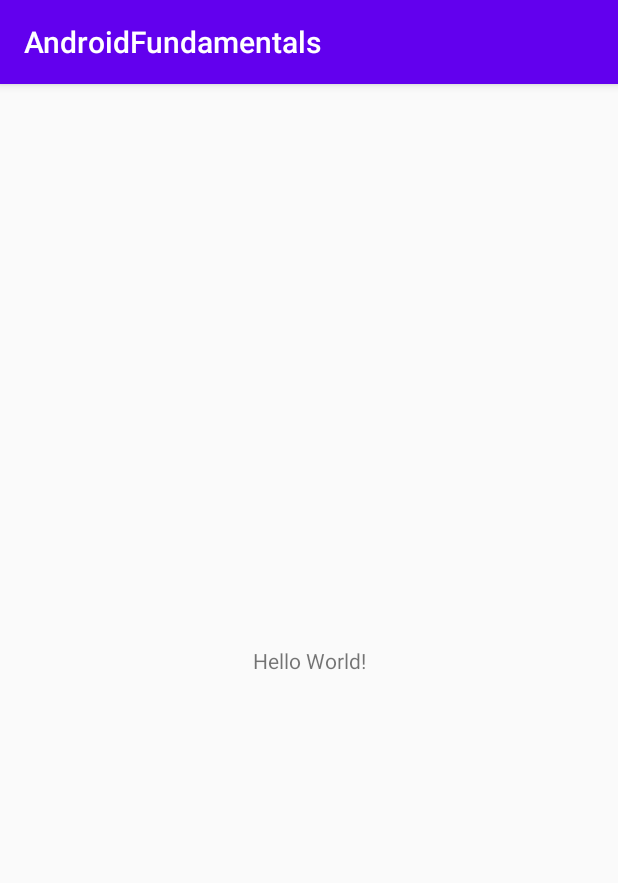
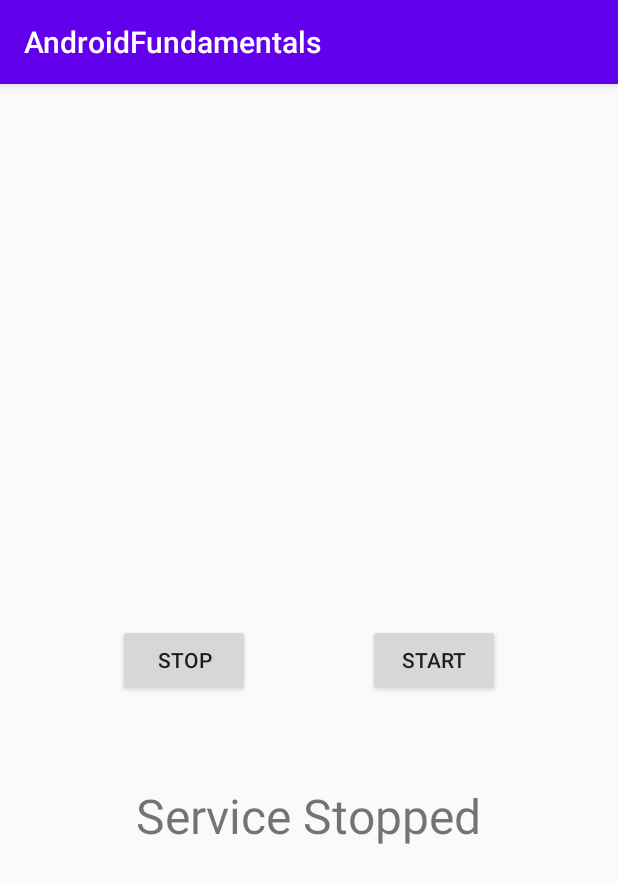
Before and after one commit to vilfrack/AndroidBasic, an Android app: the screen it shows after launch (MainActivity), on a phone screen of 412 x 824 dp. Shown: the top 883 px of the screen. Run offline under Robolectric (Android 15) with nearby library versions, the phone set to English and light mode, and no system bars.

Commit message:
Intent Service

```diff
--- a/app/src/main/AndroidManifest.xml
+++ b/app/src/main/AndroidManifest.xml
@@ -16,6 +16,7 @@
                 <category android:name="android.intent.category.LAUNCHER" />
             </intent-filter>
         </activity>
+        <service android:name=".MyIntentService"/>
     </application>
 
 </manifest>
--- a/app/src/main/java/com/androidfundamentals/MainActivity.kt
+++ b/app/src/main/java/com/androidfundamentals/MainActivity.kt
@@ -1,8 +1,10 @@
 package com.androidfundamentals
 
+import android.content.Intent
 import androidx.appcompat.app.AppCompatActivity
 import android.os.Bundle
 import android.util.Log
+import kotlinx.android.synthetic.main.activity_main.*
 import java.util.*
 import kotlin.math.log
 
@@ -11,6 +13,17 @@ class MainActivity : AppCompatActivity() {
         super.onCreate(savedInstanceState)
         setContentView(R.layout.activity_main)
 
+        btnStartService.setOnClickListener {
+            Intent(this, MyIntentService::class.java).also {
+                startService(it)
+                tvServiceInfo.text = "Service running"
+            }
+        }
+
+        btnStopService.setOnClickListener {
+            MyIntentService.stopService()
+            tvServiceInfo.text = "Service stopped"
+        }
     }
 
 
--- a/app/src/main/res/layout/activity_main.xml
+++ b/app/src/main/res/layout/activity_main.xml
@@ -6,13 +6,38 @@
     android:layout_height="match_parent"
     tools:context=".MainActivity">
 
-    <TextView
+    <Button
+        android:id="@+id/btnStopService"
         android:layout_width="wrap_content"
         android:layout_height="wrap_content"
-        android:text="Hello World!"
+        android:text="STOP"
         app:layout_constraintBottom_toBottomOf="parent"
-        app:layout_constraintLeft_toLeftOf="parent"
-        app:layout_constraintRight_toRightOf="parent"
+        app:layout_constraintEnd_toStartOf="@+id/btnStartService"
+        app:layout_constraintHorizontal_bias="0.5"
+        app:layout_constraintStart_toStartOf="parent"
         app:layout_constraintTop_toTopOf="parent" />
 
+    <Button
+        android:id="@+id/btnStartService"
+        android:layout_width="wrap_content"
+        android:layout_height="wrap_content"
+        android:text="START"
+        app:layout_constraintBottom_toBottomOf="parent"
+        app:layout_constraintEnd_toEndOf="parent"
+        app:layout_constraintHorizontal_bias="0.5"
+        app:layout_constraintStart_toEndOf="@+id/btnStopService"
+        app:layout_constraintTop_toTopOf="parent" />
+
+    <TextView
+        android:id="@+id/tvServiceInfo"
+        android:layout_width="wrap_content"
+        android:layout_height="wrap_content"
+        android:text="Service Stopped"
+        android:textSize="32sp"
+        app:layout_constraintBottom_toBottomOf="parent"
+        app:layout_constraintEnd_toEndOf="parent"
+        app:layout_constraintHorizontal_bias="0.497"
+        app:layout_constraintStart_toStartOf="parent"
+        app:layout_constraintTop_toBottomOf="@+id/btnStartService"
+        app:layout_constraintVertical_bias="0.184" />
 </androidx.constraintlayout.widget.ConstraintLayout>
```
Also changed, not shown: app/src/main/java/com/androidfundamentals/MyIntentService.kt (added, +35 -0 lines).
